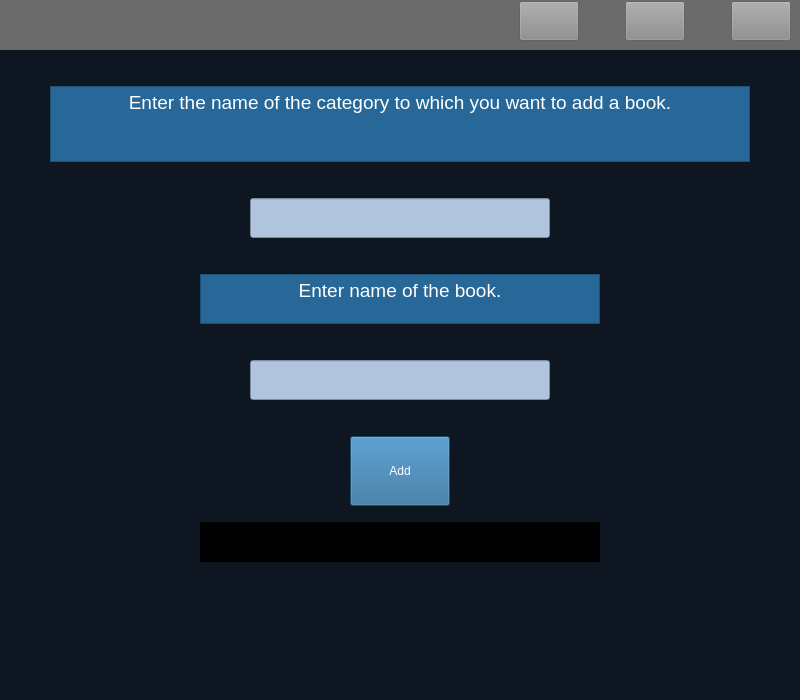
First picture: the form in Project/add_to_category.ui, repository AminNaghiyan/uiap92_project, before the edit.
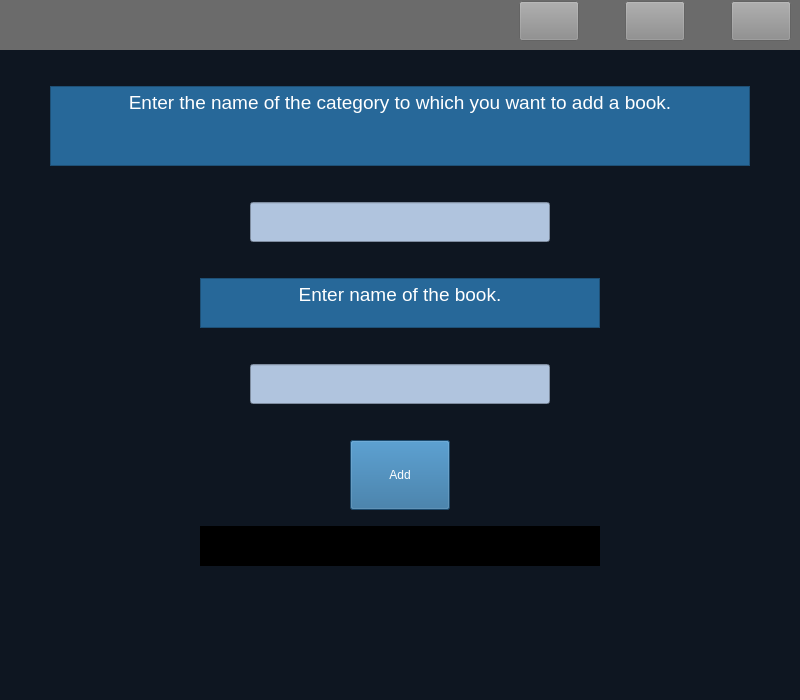
Second picture: the form after the edit. Icons and pictures are not drawn.

Commit message: Design final appearance of page Creat_new_category

Diff of the .ui file:
```diff
--- a/Project/add_to_category.ui
+++ b/Project/add_to_category.ui
@@ -281,7 +281,7 @@
          <property name="maximumSize">
           <size>
            <width>16777215</width>
-           <height>76</height>
+           <height>80</height>
           </size>
          </property>
          <property name="html">
```
The commit also changes 6 other files.
